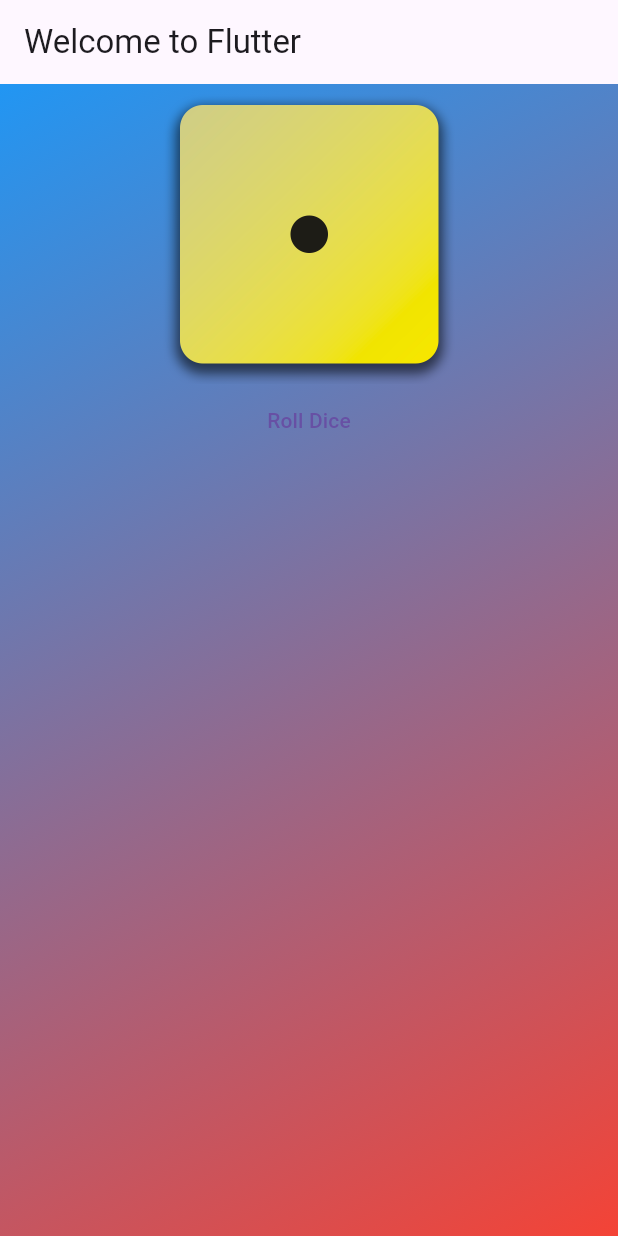
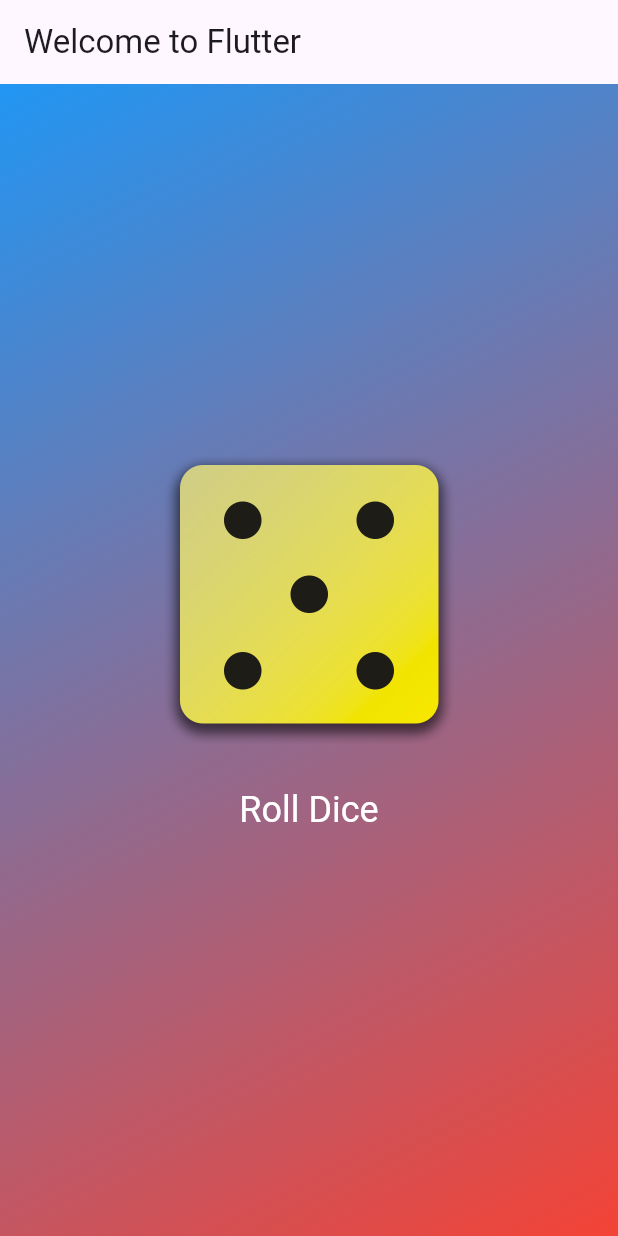
Before and after one commit to Hosung-Ahn/flutter-practice, a Flutter app: the screen it shows after launch, after a tap on "Roll Dice", on a phone screen of 412 x 824 dp. Run offline on Flutter 3.47's test engine with Material 3 defaults, Android fonts, the phone set to English and light mode, and no system bars.

Commit message:
roll dice to random number

```diff
--- /dev/null
+++ b/first_app/lib/dice_roller.dart
@@ -0,0 +1,45 @@
+import 'dart:math';
+
+import 'package:flutter/material.dart';
+
+final randomizer = Random();
+
+class DiceRoller extends StatefulWidget {
+
+  @override
+  State<DiceRoller> createState() {
+    return _DiceRollerState();
+  }
+}
+
+class _DiceRollerState extends State<DiceRoller>{
+  var diceImage = 'assets/images/dice-1.png';
+  void rollDice() {
+    int randomNumber = randomizer.nextInt(6) + 1;
+    setState(() {
+      diceImage = 'assets/images/dice-$randomNumber.png';
+    });
+  }
+
+  @override
+  Widget build(BuildContext context) {
+    return Column(
+      mainAxisSize: MainAxisSize.min,
+      children: [
+        Image.asset(diceImage, width: 200),
+        TextButton(
+          onPressed: rollDice,
+          style: TextButton.styleFrom(
+            padding: const EdgeInsets.all(30),
+            foregroundColor: Colors.white,
+            textStyle: const TextStyle(fontSize: 24),
+          ),
+          child: const Text(
+            'Roll Dice',
+          ),
+        ),
+      ],
+    );
+  }
+
+}
--- a/first_app/lib/home_page.dart
+++ b/first_app/lib/home_page.dart
@@ -1,3 +1,4 @@
+import 'package:first_app/dice_roller.dart';
 import 'package:flutter/material.dart';
 import 'custom_text.dart';
 
@@ -5,8 +6,9 @@ import 'custom_text.dart';
 class MyHomePage extends StatelessWidget {
   const MyHomePage({super.key});
 
+
   void rollDice() {
-    print('Roll Dice');
+    print('Roll Dice!!');
   }
 
   @override
@@ -20,13 +22,9 @@ class MyHomePage extends StatelessWidget {
             Colors.blue,
             Colors.red,
           ],
+
           child: Center(
-              child: Column(
-            children: [
-              Image.asset('assets/images/dice-1.png', width: 200),
-              TextButton(onPressed: rollDice, child: const Text('Roll Dice')),
-            ],
-          )),
+              child: DiceRoller()),
         ));
   }
 }
--- a/first_app/lib/main.dart
+++ b/first_app/lib/main.dart
@@ -1,4 +1,4 @@
-import 'package:flutter/material.dart';
+ import 'package:flutter/material.dart';
 import 'home_page.dart';
 
 void main() {
```
